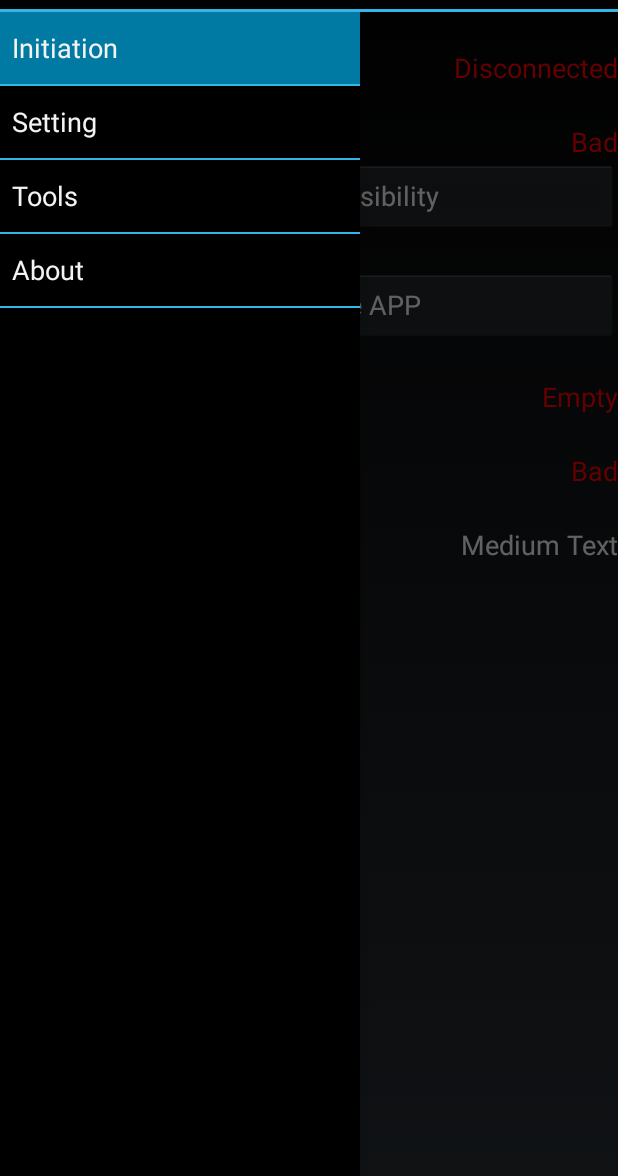
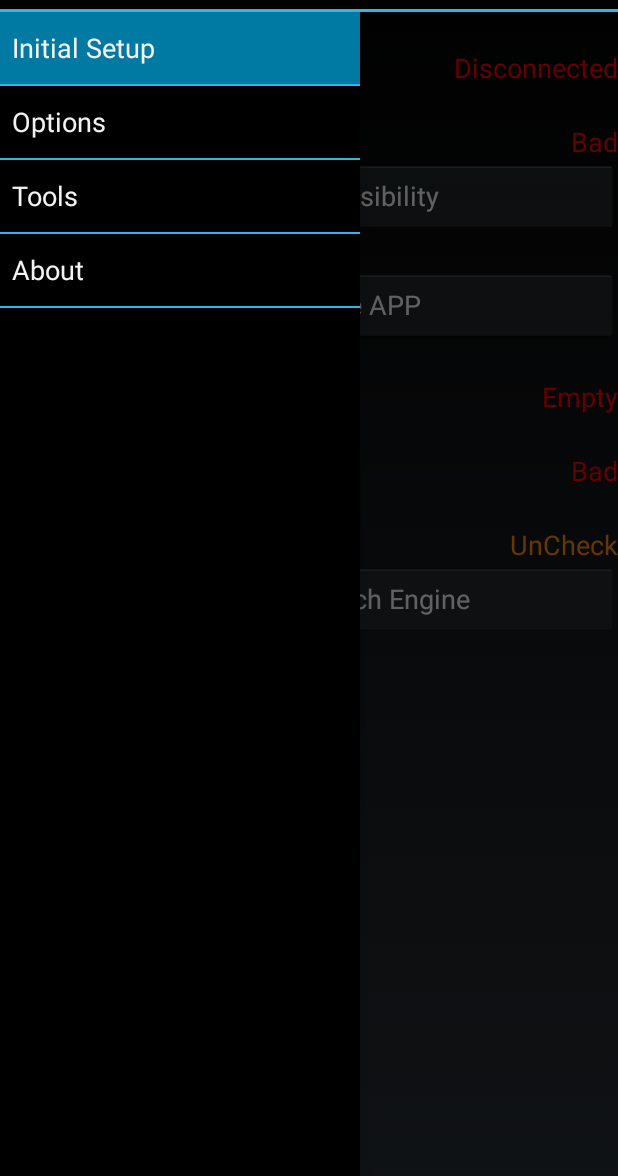
Before and after one commit to yunshansimon/Pebble-Messenger-Pro, an Android app: the screen it shows after launch (NavigationActivity), on a phone screen of 412 x 824 dp, the part 60-1236 px from its top. Run offline under Robolectric (Android 15) with nearby library versions, the phone set to English and light mode, and no system bars; 2 statements that could not run were skipped.

Commit message:
6.1,fix some errors

```diff
--- a/app/build.gradle
+++ b/app/build.gradle
@@ -15,8 +15,8 @@ android {
         applicationId 'com.yangtsaosoftware.pebblemessenger'
         minSdkVersion 16
         targetSdkVersion 16
-        versionCode 38
-        versionName '6.0.2'
+        versionCode 39
+        versionName '6.1'
         signingConfig signingConfigs.config
     }
     buildTypes {
--- a/app/src/main/AndroidManifest.xml
+++ b/app/src/main/AndroidManifest.xml
@@ -1,6 +1,8 @@
 <?xml version="1.0" encoding="utf-8"?>
 <manifest xmlns:android="http://schemas.android.com/apk/res/android"
     package="com.yangtsaosoftware.pebblemessenger"
+    android:versionCode="39"
+    android:versionName="6.1"
     android:installLocation="internalOnly">
 
     <uses-permission android:name="android.permission.BIND_ACCESSIBILITY_SERVICE" />
--- a/app/src/main/java/com/yangtsaosoftware/pebblemessenger/db/MessageDbHandler.java
+++ b/app/src/main/java/com/yangtsaosoftware/pebblemessenger/db/MessageDbHandler.java
@@ -199,6 +199,7 @@ public class MessageDbHandler extends SQLiteOpenHelper {
         if (cursor.getCount()>0){
             cursor.moveToFirst();
             content.putLong(MessageDbHandler.COL_MESSAGE_ID,Integer.parseInt(ID));
+            content.putString(MessageDbHandler.COL_MESSAGE_APP,cursor.getString(2));
             content.putString(MessageDbHandler.COL_MESSAGE_CONTENT,cursor.getString(3));
             if (cursor.getString(4).equalsIgnoreCase(NEW_ICON)) {
                 ContentValues values = new ContentValues();
--- a/app/src/main/java/com/yangtsaosoftware/pebblemessenger/services/PebbleCenter.java
+++ b/app/src/main/java/com/yangtsaosoftware/pebblemessenger/services/PebbleCenter.java
@@ -605,6 +605,7 @@ public class PebbleCenter extends Service {
                 if(tmpCM.getPos()[0]>=(page-1)*fLines && tmpCM.getPos()[0]<=page*fLines){
                     itemDqCM.add(tmpCM);
                 }else{
+                    tmpPM.getCharacterQueue().addFirst(tmpCM);
                     break;
                 }
             }
--- a/app/src/main/res/layout/fragment_setup.xml
+++ b/app/src/main/res/layout/fragment_setup.xml
@@ -5,13 +5,19 @@
     tools:context="com.yangtsaosoftware.pebblemessenger.activities.SetupFragment">
 
     <!-- TODO: Update blank fragment layout -->
-
+    <ScrollView
+        xmlns:android="http://schemas.android.com/apk/res/android"
+        android:layout_width="fill_parent"
+        android:layout_height="fill_parent"
+        android:scrollbars="vertical"
+        android:fadingEdge="vertical">
 
     <LinearLayout
         android:orientation="vertical"
         android:layout_width="fill_parent"
         android:layout_height="fill_parent"
-        android:layout_gravity="left|top">
+        android:layout_gravity="left|top"
+        >
 
         <TextView
             android:layout_width="wrap_content"
@@ -103,15 +109,17 @@
             android:layout_width="wrap_content"
             android:layout_height="wrap_content"
             android:textAppearance="?android:attr/textAppearanceMedium"
-            android:text="Medium Text"
+            android:text="@string/setup_check_uncheck"
             android:id="@+id/text_speech_engine"
-            android:layout_gravity="right" />
+            android:layout_gravity="right"
+            android:textColor="@android:color/holo_orange_dark" />
         <Button
             android:layout_width="fill_parent"
             android:layout_height="wrap_content"
             android:text="@string/setup_button_goto_speech_setting"
             android:id="@+id/button_goto_speech_setting"
             android:layout_gravity="right"
-            android:visibility="invisible" />
+            />
     </LinearLayout>
+    </ScrollView>
 </FrameLayout>
--- a/app/src/main/res/values/strings.xml
+++ b/app/src/main/res/values/strings.xml
@@ -13,13 +13,13 @@
     <string name="pref_cat_notif">Notification Options</string>
     <string name="pref_cat_notif_summ">the function of displaying the notifications on your Pebble.</string>
     <string name="pref_notif_screen_on">Notify when screen is on</string>
-    <string name="pref_notif_screen_on_summ">If this is set, then notifications will be sent to the Pebble when the phone\'s screen is on.</string>
+    <string name="pref_notif_screen_on_summ">When checked, notifications will be sent to the pebble even if the phone\'s screen is on.</string>
     <string name="pref_notif_message_scale">Font size on Pebble</string>
     <string name="pref_notif_message_scale_summ">The font is more large, the chars which were displayed on the Pebble screen is more few.</string>
     <string name="pref_package_list">Watch List</string>
-    <string name="pref_package_list_summ">Select which App\'s notification your want transmit to Pebble.</string>
+    <string name="pref_package_list_summ">Select the applications that you want to send notifications to your Pebble</string>
     <string name="pref_dnd_time_enabled">Quiet time</string>
-    <string name="pref_dnd_time_enabled_summ">Allows you to prevent any notifications from being sent from Pebble messenger to your Pebble</string>
+    <string name="pref_dnd_time_enabled_summ">When checked, will turn off notifications to your Pebble from Pebble Messenger during the times specified below.</string>
     <string name="pref_dnd_time_before_summ">No notifications before this time</string>
     <string name="pref_dnd_time_before">Quiet time - Not before</string>
     <string name="pref_dnd_time_after_summ">No notifications after this time</string>
@@ -48,18 +48,18 @@
     </string-array>
 
     <string name="pref_cat_call">Call Options</string>
-    <string name="pref_cat_call_summ">Display the incoming calls information on Pebble, and remote control your phone to answer or hang off.</string>
-    <string name="pref_call_enable">Enable incoming calls transmitting</string>
-"        <string name="pref_call_quiet">Use the same Quiet Setting as Pebble-Messenger</string>
+    <string name="pref_cat_call_summ">Send incoming call notification, and remote control your phone to answer or reject the call.</string>
+    <string name="pref_call_enable">Send incoming call notification</string>
+    <string name="pref_call_quiet">Use the same Quiet Setting as Pebble-Messenger</string>
     <string name="pref_call_quiet_summ">If you have set the quiet options above, and want the call messenger keep quiet in same time, check it.</string>
     <string name="pref_call_sms_short">SMS text content for short press</string>
-    <string name="pref_call_sms_short_summ">When the phone call is coming, press middle button of pebble to hang off the call and send a short message to explain you are busy.</string>
+    <string name="pref_call_sms_short_summ">When receiving an incoming call, press the middle button on the Pebble to send a preset text message to the caller and reject the call.</string>
     <string name="pref_call_sms_long">SMS text content for long press</string>
-    <string name="pref_call_sms_long_summ">You can setting another short message, and send it just press middle button of pebble for 0.5 sec</string>
+    <string name="pref_call_sms_long_summ">Same as above, but using a second, different preset message.  Activate by pressing and holding the Pebble\'s middle button for a half second.</string>
     <string name="pref_call_sms_short_default">Sorry! I am busy and call you later.</string>
     <string name="pref_call_sms_long_default">Sorry! I am in a meeting, Send me message or waiting for my call back.</string>
-    <string name="title_setup_activity">Initiation</string>
-    <string name="title_setting_activity">Setting</string>
+    <string name="title_setup_activity">Initial Setup</string>
+    <string name="title_setting_activity">Options</string>
     <string name="title_tools_activity">Tools</string>
     <string name="title_about_activity">About</string>
     <string name="title_activity_navigation">NavigationActivity</string>
@@ -69,7 +69,7 @@
     <string name="hello_world">Hello world!</string>
     <string name="hello_blank_fragment">Hello blank fragment</string>
 
-    <string name="ok">Ok</string>
+    <string name="ok">OK</string>
     <string name="cancel">Cancel</string>
 
     <string name="setup_test_pebble_title">1. Check your Pebble status</string>
@@ -84,11 +84,12 @@
     <string name="setup_check_ok">OK</string>
     <string name="setup_check_empty">Empty</string>
     <string name="setup_check_bad">Bad</string>
+    <string name="setup_check_uncheck">UnCheck</string>
     <string name="setup_check_disconnected">Disconnected</string>
     <string name="setup_watch_list_warning">Please go to [Setting->Watch List] to add app</string>
     <string name="setup_button_goto_setting">Setting->Accessibility</string>
     <string name="setup_button_goto_pebble">Install Pebble APP</string>
-    <string name="setup_button_goto_speech_setting">Setting->Text-to-speech output</string>
+    <string name="setup_button_goto_speech_setting">Test Text-to-speech Engine</string>
 
 
 
@@ -115,5 +116,7 @@
     <string name="test_call_name">Rolex</string>
 
     <string name="seek_null_message">The message you want is no longer exist.</string>
-    <string name="about_text">"Author: Yang Tsao\nDevelop IDE: Android Studio\nMin SDK Version: 4.1.2\nPebble Version: 2.4\nThanks: My wife Meiying Song and My son Gaoge Tsao\n\tTiago R. Espinha, Dattas Moonchaser\nLast: I hope you enjoy this app, if there are any regret about buying, please send me your bill number, I'l refund the money any time.I'm so glad if you feedback some advice. If you like my app, please rating it on google play.\nHelp site: http://yangtsao.wordpress.com\nEmail: yunshansimon@gmail.com"</string>
+    <string name="about_text">"Author: Yang Tsao\nDevelop IDE: Android Studio\nMin SDK Version: 4.1.2\nPebble Version: 2.4\nThanks: My wife Meiying Song and My son Gaoge Tsao\n\tTiago R. Espinha, Dattas Moonchaser\nLast: I hope you enjoy this app, if there are any regret about buying, please send me your bill number, I'l refund the money any time.I'm so glad if you feedback some advice. If you like my app, please rating it on google play.\nHelp site: http://yangtsao.wordpress.com\nEmail: yunshansimon@gmail.com"
+    "\nThanks to Jarrod Kailef for English correction."
+    </string>
 </resources>
```
Also changed, not shown: app/src/main/java/com/yangtsaosoftware/pebblemessenger/activities/SetupFragment.java (+4 -4 lines), app/src/main/java/com/yangtsaosoftware/pebblemessenger/services/MessageProcessingService.java (+19 -4 lines), 1 other file.
